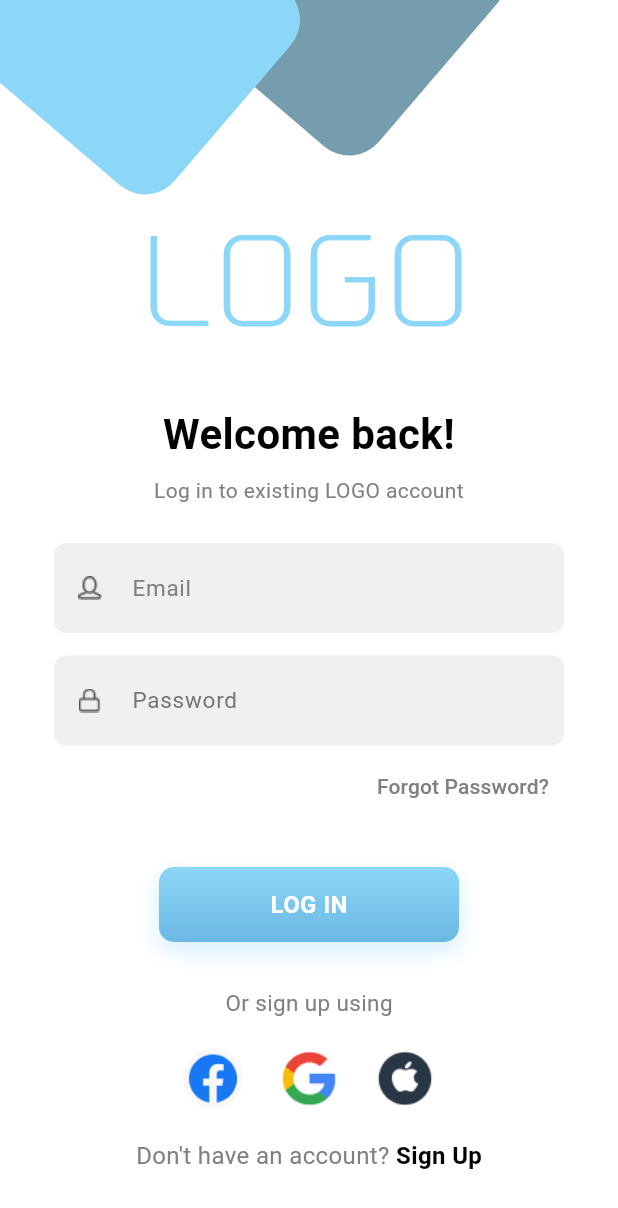
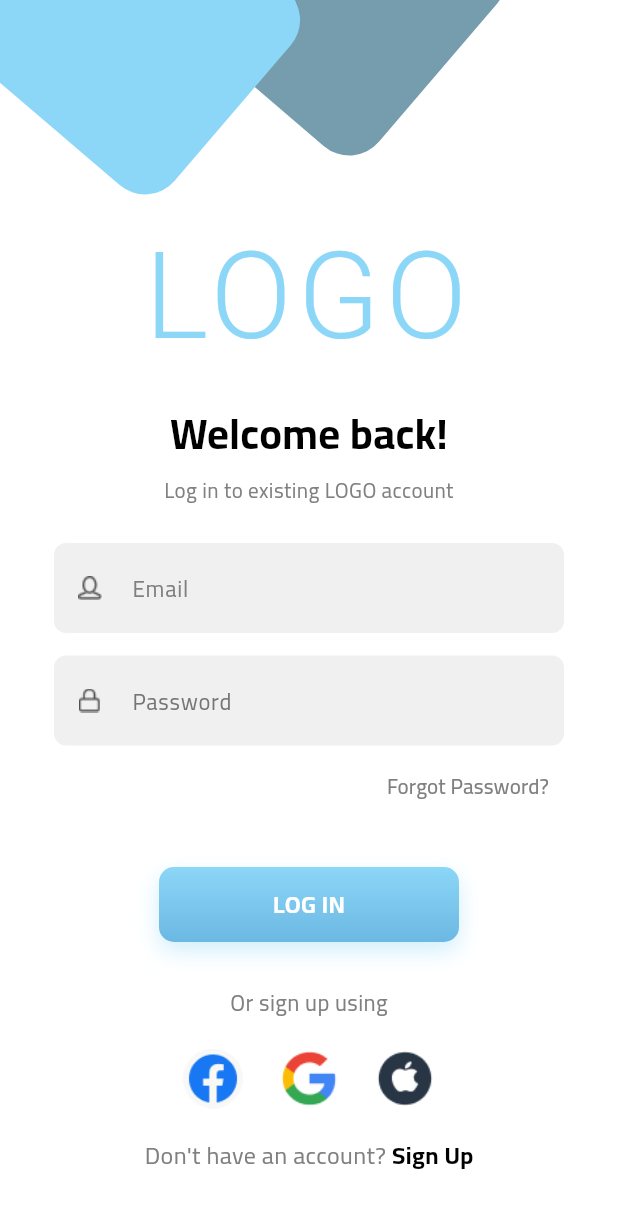
Before and after one commit to AhmedShaltout85/splash_sing_in_up_app, a Flutter app: the screen it shows after launch, on a phone screen of 412 x 824 dp. Shown: the top 1208 px of the screen. Run offline on Flutter 3.47's test engine with Material 3 defaults, Android fonts, the phone set to English and light mode, and no system bars; our stand-ins replace awesome_dialog, cloud_firestore, connectivity_plus, firebase_auth, firebase_core, fluttertoast and 4 more; missing offline and left inert: flutter_facebook_auth, multiselect_dropdown_flutter; accounts and stored records are empty.

Commit message:
Last-Update: 2026-01-07

```diff
--- a/lib/common_widgets/resuable_widgets/resuable_widgets.dart
+++ b/lib/common_widgets/resuable_widgets/resuable_widgets.dart
@@ -36,6 +36,7 @@ void showCustomBottomSheet({
   required BuildContext context,
   required List<String> appNames,
   required List<String> employeeNames,
+  required List<String> employeeNamesWithoutNone,
 }) {
   CustomBottomSheet.show(
     context: context,
@@ -82,7 +83,7 @@ void showCustomBottomSheet({
       DropdownFieldConfig(
         key: 'assign-to',
         label: 'Assign To',
-        items: employeeNames,
+        items: employeeNamesWithoutNone,
         icon: Icons.person,
         validator: (value) {
           if (value == null || value.isEmpty) {
--- a/lib/main.dart
+++ b/lib/main.dart
@@ -43,7 +43,7 @@ class MyApp extends StatelessWidget {
     return MaterialApp(
       debugShowCheckedModeBanner: false,
       title: 'Flutter Firebase App',
-      theme: ThemeData(primarySwatch: Colors.blue),
+      theme: ThemeData(primarySwatch: Colors.blue, fontFamily: 'Cairo'),
 
       initialRoute: AppRoute.splashRouteName,
       routes: {
```
Also changed, not shown: lib/screens/task/task_screen.dart (+11 -1 lines), pubspec.yaml (+19 -4 lines), assets/fonts/Cairo-Black.ttf (added), assets/fonts/Cairo-Bold.ttf (added), assets/fonts/Cairo-ExtraBold.ttf (added), assets/fonts/Cairo-ExtraLight.ttf (added), assets/fonts/Cairo-Light.ttf (added), assets/fonts/Cairo-Medium.ttf (added), assets/fonts/Cairo-Regular.ttf (added), assets/fonts/Cairo-SemiBold.ttf (added).
